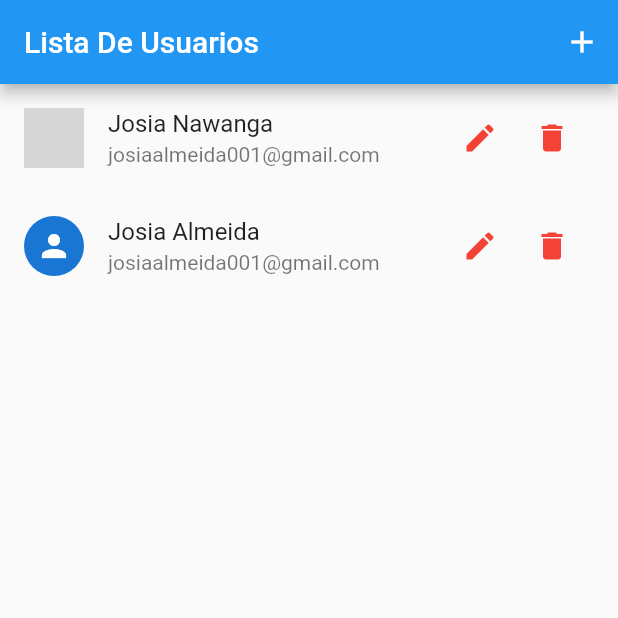
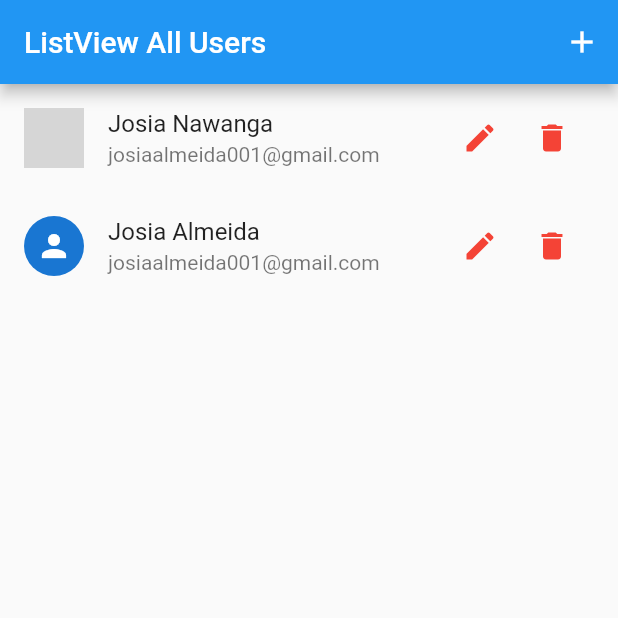
Before and after one commit to JosiaAlmeida/CRUD, a Flutter app: the screen it shows after launch, after a tap on the "delete" icon, on a phone screen of 412 x 824 dp, the top half of it. Run offline on Flutter 3.47's test engine with Material 2 defaults, Android fonts, the phone set to English and light mode, and no system bars; network calls fail; grey boxes are pictures that could not be loaded.

Commit message:
Feat: Update Crud

```diff
--- a/lib/components/user_tile.dart
+++ b/lib/components/user_tile.dart
@@ -3,6 +3,7 @@ import 'package:provider/provider.dart';
 
 import 'package:sistemadecadastro/models/user.dart';
 import 'package:sistemadecadastro/provider/users.dart';
+import 'package:sistemadecadastro/routes/app_routes.dart';
 
 class UserTile extends StatelessWidget {
   final User user;
@@ -24,7 +25,9 @@ class UserTile extends StatelessWidget {
           width: 100,
           child: Row(
             children: [
-              IconButton(onPressed: () {}, icon: Icon(Icons.edit, color: Colors.red,)),
+              IconButton(onPressed: () {
+                Navigator.pushNamed(context, AppRoutes.USER_FORM, arguments: user);
+              }, icon: Icon(Icons.edit, color: Colors.red,)),
               IconButton(onPressed: () {
                 users.remove(user.id);
               }, icon: Icon(Icons.delete, color: Colors.red))
--- a/lib/main.dart
+++ b/lib/main.dart
@@ -1,6 +1,8 @@
 import 'package:flutter/material.dart';
 import 'package:provider/provider.dart';
 import 'package:sistemadecadastro/provider/users.dart';
+import 'package:sistemadecadastro/routes/app_routes.dart';
+import 'package:sistemadecadastro/views/user_form.dart';
 import 'package:sistemadecadastro/views/user_list.dart';
 
 void main() {
@@ -18,11 +20,15 @@ class MyApp extends StatelessWidget {
         ),
       ],
       child: MaterialApp(
+        initialRoute: AppRoutes.HOME,
         title: 'Flutter Demo',
         theme: ThemeData(
           primarySwatch: Colors.blue,
         ),
-        home: UserList(),
+        routes: {
+          AppRoutes.HOME: (_)=> UserList(),
+          AppRoutes.USER_FORM:(_) => UserForm(),
+        },
       ),
     );
   }
--- /dev/null
+++ b/lib/routes/app_routes.dart
@@ -0,0 +1,4 @@
+class AppRoutes {
+  static const HOME = '/';
+  static const USER_FORM = '/user-form';
+}
--- a/lib/views/user_list.dart
+++ b/lib/views/user_list.dart
@@ -4,6 +4,7 @@ import 'package:sistemadecadastro/components/user_tile.dart';
 import 'package:sistemadecadastro/data/user.dart';
 import 'package:sistemadecadastro/models/user.dart';
 import 'package:sistemadecadastro/provider/users.dart';
+import 'package:sistemadecadastro/routes/app_routes.dart';
 
 class UserList extends StatelessWidget {
   @override
@@ -12,10 +13,11 @@ class UserList extends StatelessWidget {
     final UserProvider users = Provider.of(context);
     return Scaffold(
       appBar: AppBar(
-        title: Text("Lista De Usuarios"),
+        title: Text("ListView All Users"),
         actions: <Widget>[
           IconButton(onPressed: (){
-            users.put(User(name: 'Almeida', avatarUrl: '', email: 'Almeida@gmail.com'));
+            //users.put(User(name: 'Almeida', avatarUrl: '', email: 'Almeida@gmail.com'));
+            Navigator.pushNamed(context, AppRoutes.USER_FORM);
           }, icon: Icon(Icons.add)),
         ],
       ),
```
Also changed, not shown: lib/views/user_form.dart (added, +96 -0 lines).
